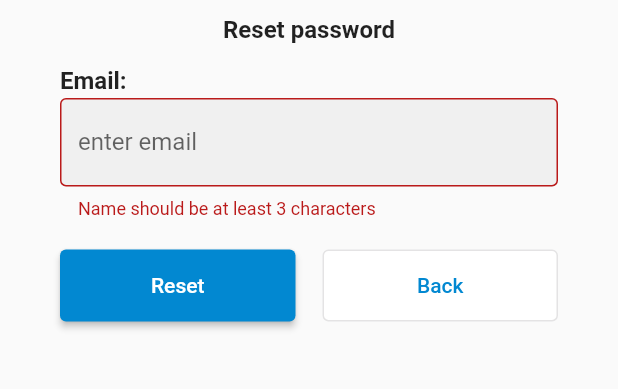
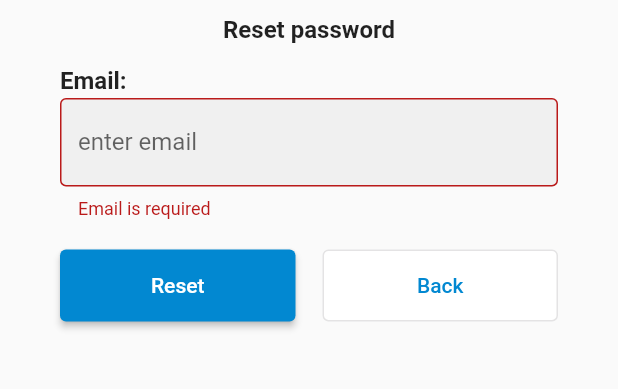
Before and after one commit to ZheniaKovalyk/flutter-lab8, a Flutter app: the ResetPasswordScreen screen opened directly, after a tap on "Reset", on a phone screen of 412 x 824 dp, the part 482-871 px from its top. Run offline on Flutter 3.47's test engine with Material 3 defaults, Android fonts, the phone set to English and light mode, and no system bars.

Commit message:
fix validator

```diff
--- a/lib/widgets/reset_password_screen.dart
+++ b/lib/widgets/reset_password_screen.dart
@@ -42,10 +42,15 @@ class ResetPasswordScreen extends StatelessWidget {
               ),
               const SizedBox(height: 2),
               TextFormField(
-                validator: (name) =>
-                name == null || name.length < 3
-                    ? 'Name should be at least 3 characters'
-                    : null,
+                validator: (email) {
+                  if (email == null || email.isEmpty) {
+                    return 'Email is required';
+                  }
+                  if (!RegExp(r'^[^@]+@[^@]+\.[^@]+').hasMatch(email)) {
+                    return 'Enter a valid email';
+                  }
+                  return null;
+                },
                 decoration: const InputDecoration(
                   filled: true,
                   border: OutlineInputBorder(),
--- a/lib/widgets/sign_in_screen.dart
+++ b/lib/widgets/sign_in_screen.dart
@@ -49,10 +49,15 @@ class SignInScreen extends StatelessWidget {
                   border: OutlineInputBorder(),
                   labelText: "enter email",
                 ),
-                validator: (name) =>
-                name == null || name.length < 3
-                    ? 'Name should be at least 3 characters'
-                    : null,
+                validator: (email) {
+                  if (email == null || email.isEmpty) {
+                    return 'Email is required';
+                  }
+                  if (!RegExp(r'^[^@]+@[^@]+\.[^@]+').hasMatch(email)) {
+                    return 'Enter a valid email';
+                  }
+                  return null;
+                },
               ),
               const SizedBox(height: 15),
               const Text(
```
